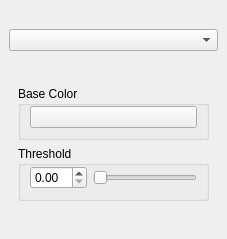
Before: the Qt Designer form colordockwidget.ui in mhspace/mashacv, drawn with Qt 5.
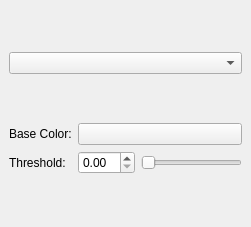
After: the same form once the commit is applied. The open tabs and pages were chosen to show the change. Custom widgets are drawn as their Qt base class.

```diff
--- a/colordockwidget.ui
+++ b/colordockwidget.ui
@@ -6,8 +6,8 @@
    <rect>
     <x>0</x>
     <y>0</y>
-    <width>227</width>
-    <height>239</height>
+    <width>251</width>
+    <height>227</height>
    </rect>
   </property>
   <property name="sizePolicy">
@@ -37,34 +37,43 @@
       </property>
       <widget class="QWidget" name="color_colorDelta">
        <layout class="QVBoxLayout" name="verticalLayout_2">
-        <item>
-         <widget class="QGroupBox" name="colorGroupBox">
-          <property name="title">
-           <string>Base Color</string>
-          </property>
-          <layout class="QHBoxLayout" name="horizontalLayout_3">
-           <property name="topMargin">
+        <property name="margin">
             <number>0</number>
            </property>
            <item>
+         <layout class="QHBoxLayout" name="horizontalLayout"/>
+        </item>
+        <item>
+         <layout class="QFormLayout" name="formLayout">
+          <item row="0" column="0">
+           <widget class="QLabel" name="label">
+            <property name="sizePolicy">
+             <sizepolicy hsizetype="Fixed" vsizetype="Preferred">
+              <horstretch>0</horstretch>
+              <verstretch>0</verstretch>
+             </sizepolicy>
+            </property>
+            <property name="text">
+             <string>Base Color:</string>
+            </property>
+           </widget>
+          </item>
+          <item row="0" column="1">
             <widget class="QPushButton" name="colorButton">
              <property name="text">
               <string notr="true"/>
              </property>
             </widget>
            </item>
-          </layout>
-         </widget>
-        </item>
-        <item>
-         <widget class="QGroupBox" name="thresholdGroupBox">
-          <property name="title">
-           <string>Threshold</string>
-          </property>
-          <layout class="QHBoxLayout" name="horizontalLayout_4">
-           <property name="topMargin">
-            <number>0</number>
-           </property>
+          <item row="1" column="0">
+           <widget class="QLabel" name="label_2">
+            <property name="text">
+             <string>Threshold:</string>
+            </property>
+           </widget>
+          </item>
+          <item row="1" column="1">
+           <layout class="QHBoxLayout" name="horizontalLayout_2">
            <item>
             <widget class="QDoubleSpinBox" name="thresholdDoubleSpinBox"/>
            </item>
@@ -76,7 +85,8 @@
             </widget>
            </item>
           </layout>
-         </widget>
+          </item>
+         </layout>
         </item>
        </layout>
       </widget>
```
Left out of the diff: 2 changed lines with no effect on the pictures. Lines whose indentation alone changed are shown as unchanged.
